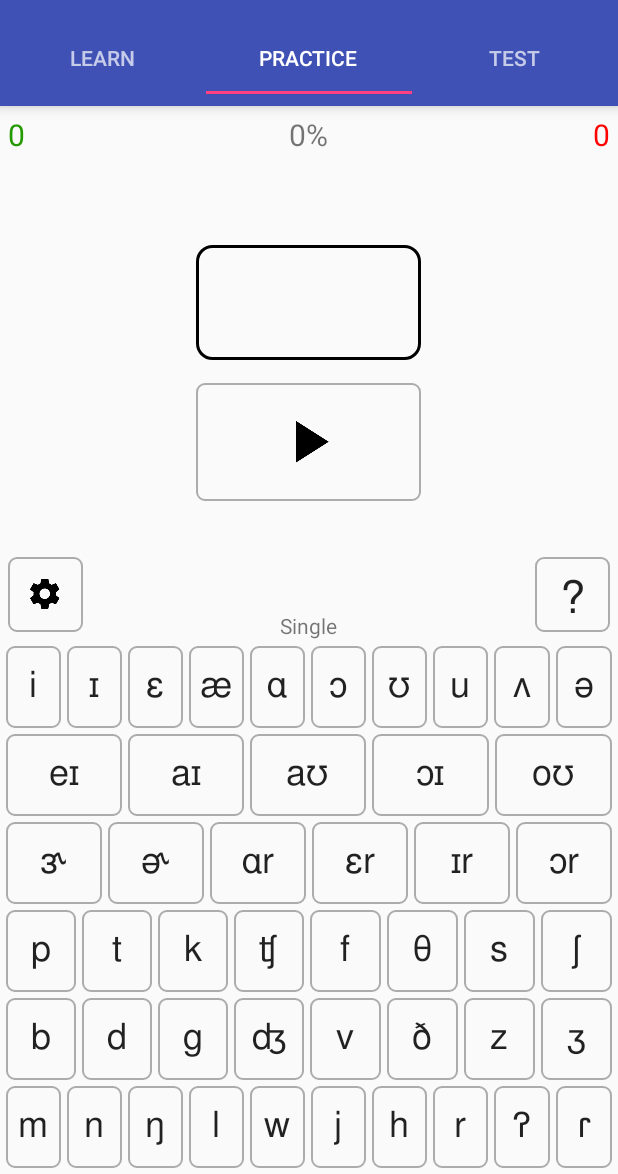
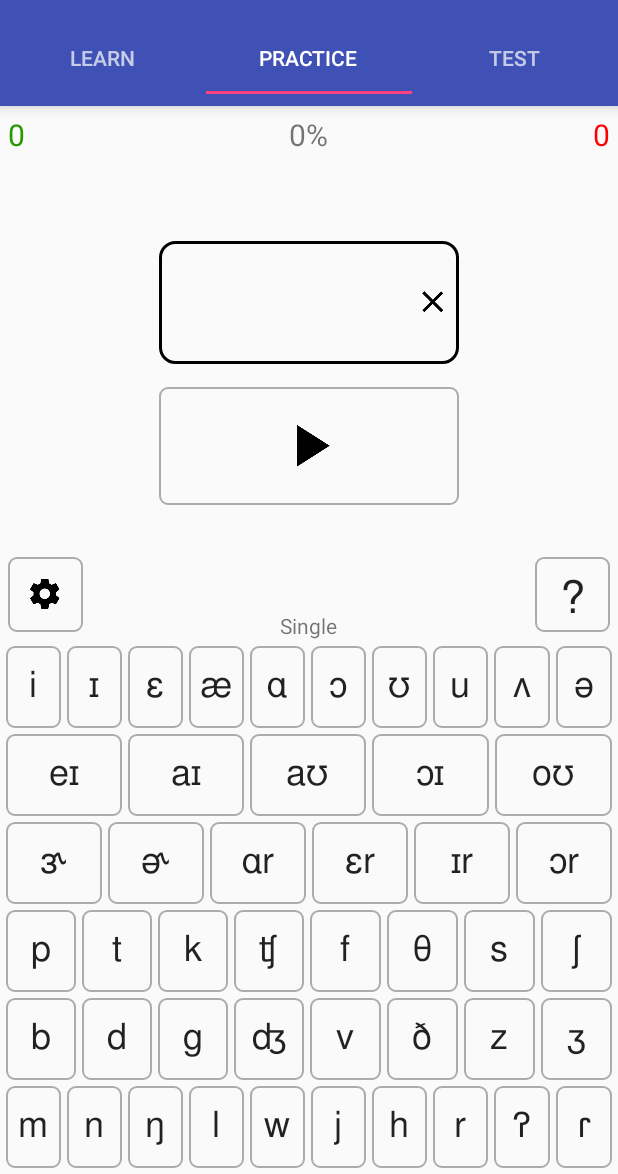
Before and after one commit to suragch/aePronunciation, an Android app: the screen it shows after launch (MainActivity), tab 2 chosen, on a phone screen of 412 x 824 dp, the part 62-1236 px from its top. Run offline under Robolectric (Android 15) with nearby library versions, the phone set to English and light mode, and no system bars; pictures from the network do not load.

Commit message:
various edits

```diff
--- a/app/src/main/java/com/aepronunciation/ipa/TestContentFragment.java
+++ b/app/src/main/java/com/aepronunciation/ipa/TestContentFragment.java
@@ -223,7 +223,8 @@ public class TestContentFragment extends Fragment implements View.OnClickListene
         if (testMode == SoundMode.Single) {
             tvInputWindow.setText(keyString);
 
-        } else {
+        } else if (testMode == SoundMode.Double && inputKeyCounter <= 2) {
+
             String oldText = tvInputWindow.getText().toString();
             tvInputWindow.setText(oldText + keyString);
             if (TextUtils.isEmpty(oldText)) return;
--- a/app/src/main/res/layout/fragment_practice_screen.xml
+++ b/app/src/main/res/layout/fragment_practice_screen.xml
@@ -44,21 +44,37 @@
         android:layout_centerVertical="true"
         android:orientation="vertical">
 
-        <com.aepronunciation.ipa.IpaTextView
-            android:id="@+id/tvInputWindow"
-            android:layout_width="150dp"
+        <LinearLayout
+            android:id="@+id/llInputWindowBorder"
+            android:layout_width="200dp"
             android:layout_height="wrap_content"
-            android:layout_gravity="center_horizontal"
             android:layout_marginBottom="15dp"
             android:background="@drawable/input_window_normal"
-            android:gravity="center_horizontal"
-            android:textSize="50sp"/>
+            android:orientation="horizontal" >
 
+            <com.aepronunciation.ipa.IpaTextView
+                android:id="@+id/tvInputWindow"
+                android:layout_width="0dp"
+                android:layout_height="wrap_content"
+                android:layout_marginBottom="5dp"
+                android:layout_marginLeft="10dp"
+                android:gravity="center_horizontal"
+                android:layout_weight="1"
+                android:textSize="50sp" />
+
+            <ImageView
+                android:id="@+id/ivClear"
+                android:layout_width="wrap_content"
+                android:layout_height="wrap_content"
+                android:layout_gravity="center_vertical"
+                android:padding="5dp"
+                android:src="@mipmap/ic_clear_black_24dp" />
+        </LinearLayout>
 
         <!-- play button -->
         <RelativeLayout
             android:id="@+id/playButtonLayout"
-            android:layout_width="150dp"
+            android:layout_width="200dp"
             android:layout_height="wrap_content"
             android:layout_gravity="center_horizontal"
             android:background="@drawable/button"
--- a/app/src/main/res/layout/fragment_test_content.xml
+++ b/app/src/main/res/layout/fragment_test_content.xml
@@ -25,6 +25,7 @@
                 android:layout_height="wrap_content"
                 android:layout_marginBottom="5dp"
                 android:layout_marginLeft="10dp"
+                android:gravity="center_horizontal"
                 android:layout_weight="1"
                 android:textSize="50sp" />
 
--- a/app/src/main/res/values/styles.xml
+++ b/app/src/main/res/values/styles.xml
@@ -13,6 +13,7 @@
         <item name="android:layout_height">match_parent</item>
         <item name="android:layout_margin">2dp</item>
         <item name="android:background">@drawable/keys</item>
+        <item name="android:soundEffectsEnabled">false</item>
     </style>
 
 
```
Also changed, not shown: app/src/main/java/com/aepronunciation/ipa/PracticeContentFragment.java (+20 -4 lines), app/src/main/res/mipmap-hdpi/ic_launcher.png, app/src/main/res/mipmap-mdpi/ic_launcher.png, app/src/main/res/mipmap-xhdpi/ic_launcher.png, app/src/main/res/mipmap-xxhdpi/ic_launcher.png, app/src/main/res/mipmap-xxxhdpi/ic_launcher.png.
